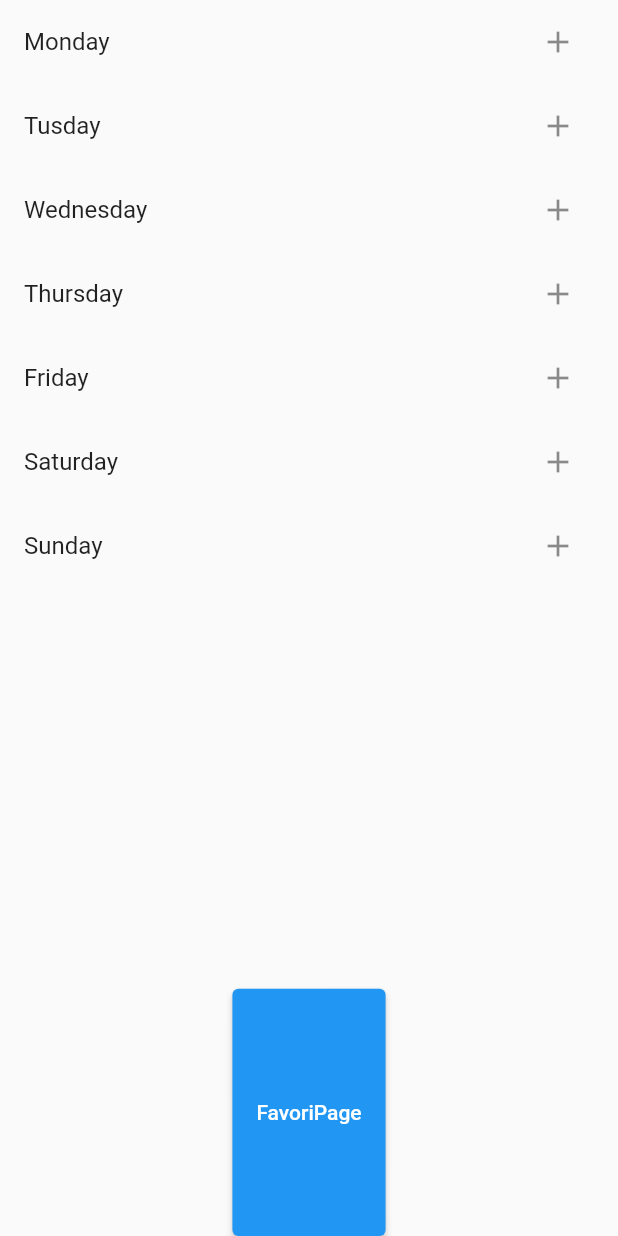
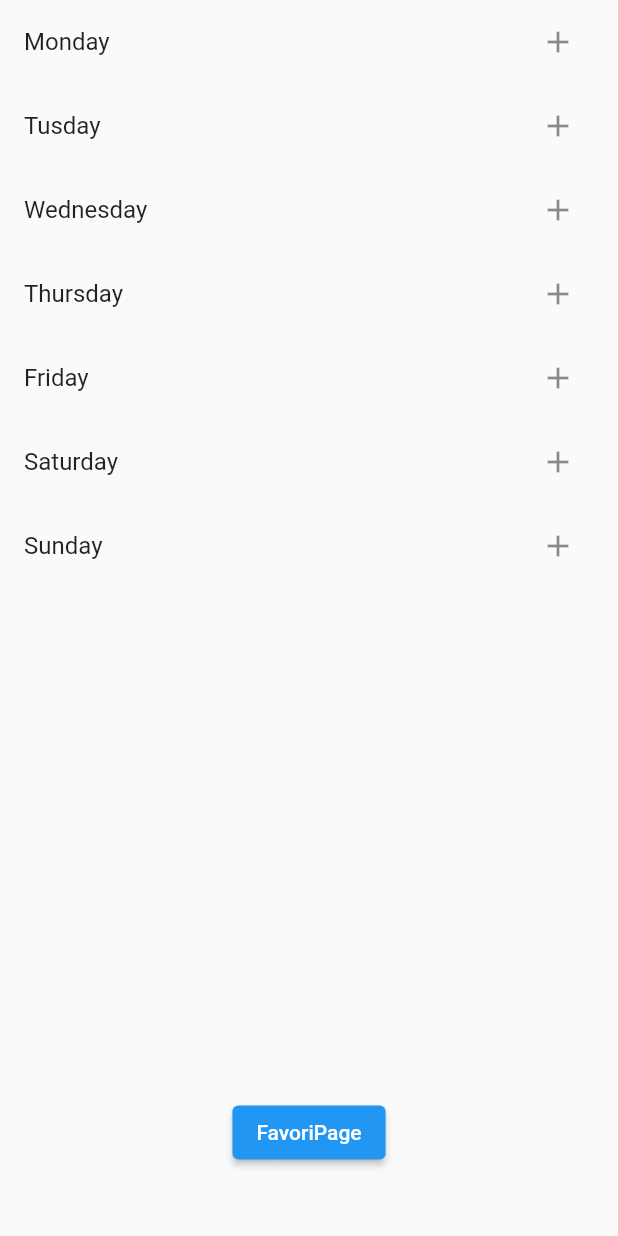
Before and after one commit to arslanmurat06/sampleappwithgetx, a Flutter app: the screen it shows after launch, on a phone screen of 412 x 824 dp. Run offline on Flutter 3.47's test engine with Material 2 defaults, Android fonts, the phone set to English and light mode, and no system bars; our stand-ins replace get.

Commit message:
button changed

```diff
--- a/lib/pages/homepage.dart
+++ b/lib/pages/homepage.dart
@@ -48,12 +48,12 @@ class HomePage extends StatelessWidget {
                     }),
               ),
             ),
-            Expanded(
-              flex: 1,
-              child: ElevatedButton(
-                child: Text("FavoriPage"),
-                onPressed: () => Get.to(FavoriPage()),
-              ),
+            ElevatedButton(
+              child: Text("FavoriPage"),
+              onPressed: () => Get.to(FavoriPage()),
+            ),
+            SizedBox(
+              height: 45,
             )
           ],
         ),
```
